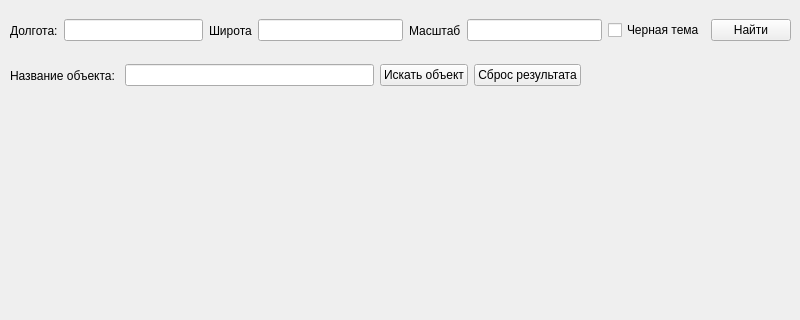
First picture: the form in MainWindow.ui, repository SutsuraGod/Maps-API-Project, before the edit; both pictures show x 0 to 800 and y 0 to 320 of the 800 by 645 pixel window.
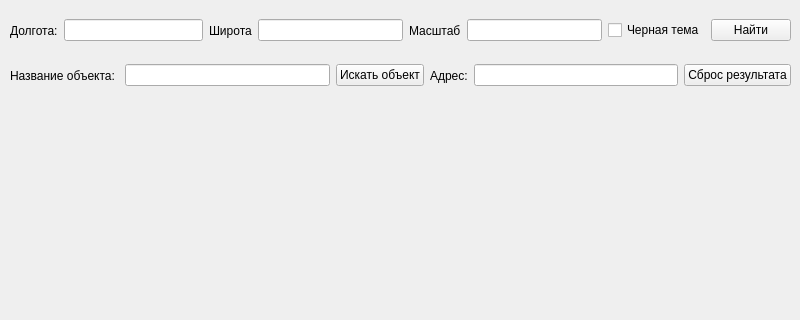
Second picture: the form after the edit.

Commit message: Решила 8 часть

```diff
--- a/MainWindow.ui
+++ b/MainWindow.ui
@@ -100,7 +100,7 @@
      <rect>
       <x>10</x>
       <y>50</y>
-      <width>571</width>
+      <width>781</width>
       <height>51</height>
      </rect>
     </property>
@@ -122,6 +122,16 @@
        </property>
       </widget>
      </item>
+     <item>
+      <widget class="QLabel" name="label_2">
+       <property name="text">
+        <string>Адрес:</string>
+       </property>
+      </widget>
+     </item>
+     <item>
+      <widget class="QLineEdit" name="adressEdit"/>
+     </item>
      <item>
       <widget class="QPushButton" name="resetButton">
        <property name="text">
```
The commit also changes 2 other files.
